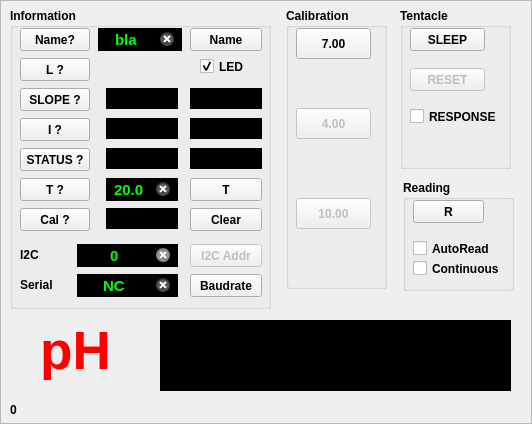
Qt form src/ezoframe.ui (cskv/atlas-usb) before a commit.
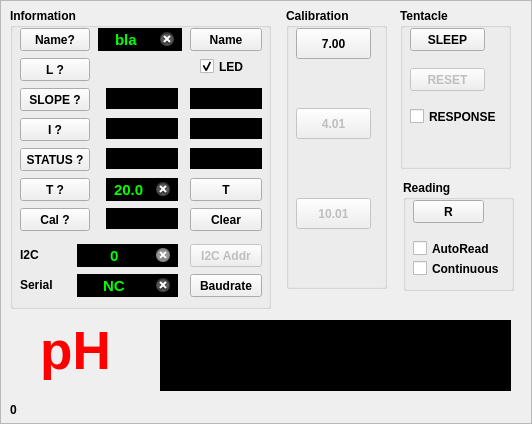
The same form after that commit. Icons and pictures are not drawn.

Commit message: Changed calbration points 4.01 and 10.01

Patch:
```diff
--- a/src/ezoframe.ui
+++ b/src/ezoframe.ui
@@ -63,7 +63,7 @@
      </rect>
     </property>
     <property name="text">
-     <string>4.00</string>
+     <string>4.01</string>
     </property>
    </widget>
    <widget class="QPushButton" name="btnCalHigh">
@@ -79,7 +79,7 @@
      </rect>
     </property>
     <property name="text">
-     <string>10.00</string>
+     <string>10.01</string>
     </property>
    </widget>
    <widget class="QLabel" name="label_2">
```
The commit also changes 1 other file.
